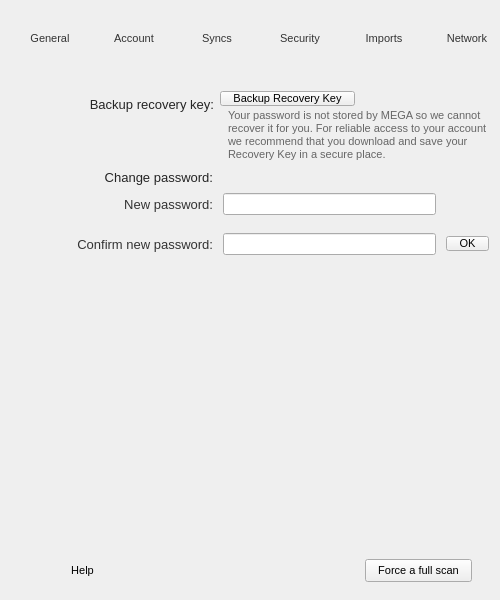
Qt form src/MEGASync/gui/win/SettingsDialog.ui (meganz/MEGAsync) before a commit.
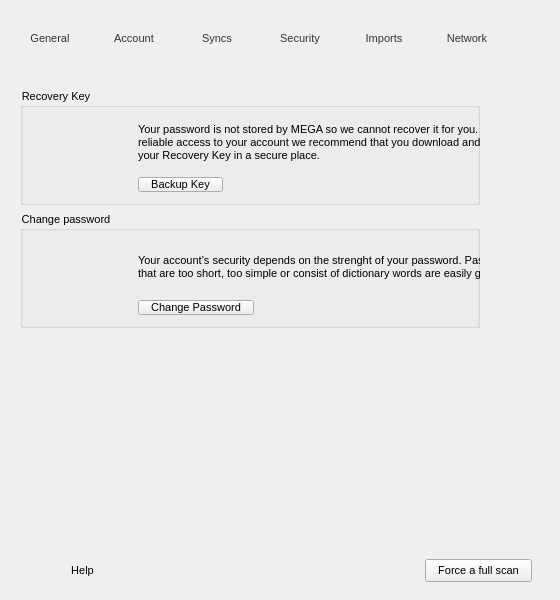
The same form after that commit. The open tabs and pages were chosen to show the change. Icons and pictures are not drawn. Custom widgets are drawn as their Qt base class.

Commit message: Settings Dialog: Security Tab: new design

```diff
--- a/src/MEGASync/gui/win/SettingsDialog.ui
+++ b/src/MEGASync/gui/win/SettingsDialog.ui
@@ -9,7 +9,7 @@
    <rect>
     <x>0</x>
     <y>0</y>
-    <width>500</width>
+    <width>560</width>
     <height>600</height>
    </rect>
   </property>
@@ -21,13 +21,13 @@
   </property>
   <property name="minimumSize">
    <size>
-    <width>500</width>
+    <width>560</width>
     <height>600</height>
    </size>
   </property>
   <property name="maximumSize">
    <size>
-    <width>500</width>
+    <width>560</width>
     <height>600</height>
    </size>
   </property>
@@ -151,8 +151,10 @@
 padding-bottom: 6px;
 }
 
-
-</string>
+#wStack QToolButton
+{
+   border: none;
+}</string>
   </property>
   <layout class="QGridLayout" name="gridLayout">
    <property name="leftMargin">
@@ -2327,440 +2329,189 @@
      </widget>
      <widget class="QWidget" name="pSecurity">
       <layout class="QVBoxLayout" name="verticalLayout_20">
+       <property name="spacing">
+        <number>6</number>
+       </property>
+       <property name="leftMargin">
+        <number>20</number>
+       </property>
+       <property name="topMargin">
+        <number>10</number>
+       </property>
+       <property name="rightMargin">
+        <number>20</number>
+       </property>
+       <property name="bottomMargin">
+        <number>10</number>
+       </property>
        <item>
-        <widget class="QWidget" name="gBackupKey" native="true">
-         <property name="sizePolicy">
-          <sizepolicy hsizetype="Preferred" vsizetype="Preferred">
-           <horstretch>0</horstretch>
-           <verstretch>0</verstretch>
-          </sizepolicy>
+        <widget class="QGroupBox" name="gRecoveryKey">
+         <property name="title">
+          <string>Recovery Key</string>
          </property>
-         <property name="focusPolicy">
-          <enum>Qt::NoFocus</enum>
-         </property>
-         <layout class="QHBoxLayout" name="horizontalLayout_31">
+         <layout class="QHBoxLayout" name="gRecoveryKeyLayout">
+          <property name="spacing">
+           <number>20</number>
+          </property>
           <property name="leftMargin">
-           <number>0</number>
+           <number>20</number>
           </property>
           <property name="topMargin">
-           <number>0</number>
+           <number>10</number>
           </property>
           <property name="rightMargin">
-           <number>0</number>
+           <number>20</number>
           </property>
           <property name="bottomMargin">
-           <number>0</number>
+           <number>10</number>
           </property>
           <item>
-           <widget class="QWidget" name="wLeftBackup" native="true">
-            <property name="sizePolicy">
-             <sizepolicy hsizetype="Preferred" vsizetype="Preferred">
-              <horstretch>0</horstretch>
-              <verstretch>0</verstretch>
-             </sizepolicy>
+           <widget class="QToolButton" name="tRecoveryKey">
+            <property name="text">
+             <string/>
             </property>
-            <property name="minimumSize">
-             <size>
-              <width>203</width>
-              <height>0</height>
-             </size>
+            <property name="icon">
+             <iconset resource="../Resources_win.qrc">
+              <normaloff>:/images/recovery_key.png</normaloff>:/images/recovery_key.png</iconset>
             </property>
-            <property name="maximumSize">
+            <property name="iconSize">
              <size>
-              <width>203</width>
-              <height>16777215</height>
+              <width>72</width>
+              <height>72</height>
              </size>
             </property>
-            <property name="layoutDirection">
-             <enum>Qt::LeftToRight</enum>
-            </property>
-            <layout class="QVBoxLayout" name="verticalLayout_22">
-             <property name="spacing">
-              <number>0</number>
-             </property>
-             <property name="leftMargin">
-              <number>0</number>
-             </property>
-             <property name="topMargin">
-              <number>0</number>
-             </property>
-             <property name="rightMargin">
-              <number>0</number>
-             </property>
-             <property name="bottomMargin">
-              <number>0</number>
-             </property>
-             <item>
-              <widget class="QLabel" name="lBackup">
-               <property name="sizePolicy">
-                <sizepolicy hsizetype="Preferred" vsizetype="Fixed">
-                 <horstretch>0</horstretch>
-                 <verstretch>0</verstretch>
-                </sizepolicy>
-               </property>
-               <property name="styleSheet">
-                <string notr="true"> color: rgba(0,0,0,0.85);
- font-family: &quot;SF Pro Text&quot;;
- font-size: 13px;
-
-</string>
-               </property>
-               <property name="text">
-                <string>Backup recovery key:</string>
-               </property>
-               <property name="alignment">
-                <set>Qt::AlignRight|Qt::AlignTrailing|Qt::AlignVCenter</set>
-               </property>
-              </widget>
-             </item>
-             <item>
-              <spacer name="verticalSpacer_6">
-               <property name="orientation">
-                <enum>Qt::Vertical</enum>
-               </property>
-               <property name="sizeType">
-                <enum>QSizePolicy::Preferred</enum>
-               </property>
-               <property name="sizeHint" stdset="0">
-                <size>
-                 <width>20</width>
-                 <height>40</height>
-                </size>
-               </property>
-              </spacer>
-             </item>
-            </layout>
            </widget>
           </item>
           <item>
-           <widget class="QWidget" name="wRightBackup" native="true">
-            <property name="sizePolicy">
-             <sizepolicy hsizetype="Preferred" vsizetype="Preferred">
-              <horstretch>0</horstretch>
-              <verstretch>0</verstretch>
-             </sizepolicy>
+           <layout class="QVBoxLayout" name="gRecoveryKeyRightLayout">
+            <property name="spacing">
+             <number>10</number>
             </property>
-            <layout class="QVBoxLayout" name="verticalLayout_23">
-             <property name="spacing">
-              <number>0</number>
-             </property>
-             <property name="leftMargin">
-              <number>0</number>
-             </property>
-             <property name="topMargin">
-              <number>0</number>
-             </property>
-             <property name="rightMargin">
-              <number>0</number>
-             </property>
-             <property name="bottomMargin">
-              <number>0</number>
-             </property>
-             <item>
-              <widget class="QWidget" name="wExportMasterKey" native="true">
-               <property name="sizePolicy">
-                <sizepolicy hsizetype="Preferred" vsizetype="Fixed">
-                 <horstretch>0</horstretch>
-                 <verstretch>0</verstretch>
-                </sizepolicy>
-               </property>
-               <layout class="QHBoxLayout" name="horizontalLayout_34">
-                <property name="leftMargin">
-                 <number>0</number>
-                </property>
-                <property name="topMargin">
-                 <number>0</number>
-                </property>
-                <property name="rightMargin">
-                 <number>0</number>
-                </property>
-                <property name="bottomMargin">
-                 <number>0</number>
-                </property>
-                <item>
-                 <widget class="QPushButton" name="bExportMasterKey_2">
-                  <property name="text">
-                   <string>Backup Recovery Key</string>
-                  </property>
-                 </widget>
-                </item>
-                <item>
-                 <spacer name="horizontalSpacer_14">
-                  <property name="orientation">
-                   <enum>Qt::Horizontal</enum>
-                  </property>
-                  <property name="sizeHint" stdset="0">
-                   <size>
-                    <width>202</width>
-                    <height>20</height>
-                   </size>
-                  </property>
-                 </spacer>
-                </item>
-               </layout>
-              </widget>
-             </item>
-             <item>
-              <widget class="QWidget" name="wBackupDesc" native="true">
-               <property name="sizePolicy">
-                <sizepolicy hsizetype="Preferred" vsizetype="Preferred">
-                 <horstretch>0</horstretch>
-                 <verstretch>0</verstretch>
-                </sizepolicy>
-               </property>
-               <layout class="QVBoxLayout" name="verticalLayout_25">
-                <property name="leftMargin">
-                 <number>8</number>
-                </property>
-                <property name="topMargin">
-                 <number>0</number>
-                </property>
-                <property name="rightMargin">
-                 <number>0</number>
-                </property>
-                <property name="bottomMargin">
-                 <number>0</number>
-                </property>
-                <item>
-                 <widget class="QLabel" name="lBackupDesc">
-                  <property name="styleSheet">
-                   <string notr="true"> color: #666666;
- font-family: &quot;SF Pro Text&quot;;
- font-size: 11px;
-
-</string>
-                  </property>
-                  <property name="text">
-                   <string>Your password is not stored by MEGA so we cannot recover it for you. For reliable access to your account we recommend that you download and save your Recovery Key in a secure place.</string>
-                  </property>
-                  <property name="wordWrap">
-                   <bool>true</bool>
-                  </property>
-                 </widget>
-                </item>
-               </layout>
-              </widget>
-             </item>
-            </layout>
-           </widget>
+            <item>
+             <widget class="QLabel" name="lRecoveryKey">
+              <property name="sizePolicy">
+               <sizepolicy hsizetype="Minimum" vsizetype="Preferred">
+                <horstretch>0</horstretch>
+                <verstretch>0</verstretch>
+               </sizepolicy>
+              </property>
+              <property name="minimumSize">
+               <size>
+                <width>388</width>
+                <height>0</height>
+               </size>
+              </property>
+              <property name="text">
+               <string>Your password is not stored by MEGA so we cannot recover it for you. For reliable access to your account we recommend that you download and save your Recovery Key in a secure place.</string>
+              </property>
+              <property name="wordWrap">
+               <bool>true</bool>
+              </property>
+             </widget>
+            </item>
+            <item>
+             <widget class="QPushButton" name="bExportMasterKey">
+              <property name="sizePolicy">
+               <sizepolicy hsizetype="Maximum" vsizetype="Fixed">
+                <horstretch>0</horstretch>
+                <verstretch>0</verstretch>
+               </sizepolicy>
+              </property>
+              <property name="text">
+               <string>Backup Key</string>
+              </property>
+              <property name="flat">
+               <bool>false</bool>
+              </property>
+             </widget>
+            </item>
+           </layout>
           </item>
          </layout>
         </widget>
        </item>
        <item>
-        <widget class="QWidget" name="gChangePassword" native="true">
-         <property name="sizePolicy">
-          <sizepolicy hsizetype="Preferred" vsizetype="Preferred">
-           <horstretch>0</horstretch>
-           <verstretch>0</verstretch>
-          </sizepolicy>
+        <widget class="QGroupBox" name="gChangePassword">
+         <property name="title">
+          <string>Change password</string>
          </property>
-         <layout class="QVBoxLayout" name="verticalLayout_24">
+         <property name="alignment">
+          <set>Qt::AlignBottom|Qt::AlignLeading|Qt::AlignLeft</set>
+         </property>
+         <property name="flat">
+          <bool>false</bool>
+         </property>
+         <layout class="QHBoxLayout" name="horizontalLayout_5">
+          <property name="spacing">
+           <number>20</number>
+          </property>
           <property name="leftMargin">
-           <number>0</number>
+           <number>20</number>
           </property>
           <property name="topMargin">
-           <number>0</number>
+           <number>10</number>
           </property>
           <property name="rightMargin">
-           <number>0</number>
+           <number>20</number>
           </property>
           <property name="bottomMargin">
-           <number>0</number>
+           <number>10</number>
           </property>
           <item>
-           <widget class="QWidget" name="wPassword" native="true">
-            <property name="minimumSize">
-             <size>
-              <width>0</width>
-              <height>0</height>
-             </size>
+           <widget class="QToolButton" name="tChangePassword">
+            <property name="text">
+             <string/>
             </property>
-            <property name="maximumSize">
+            <property name="icon">
+             <iconset resource="../Resources_win.qrc">
+              <normaloff>:/images/change_password.png</normaloff>:/images/change_password.png</iconset>
+            </property>
+            <property name="iconSize">
              <size>
-              <width>16777215</width>
-              <height>16777215</height>
+              <width>72</width>
+              <height>72</height>
              </size>
             </property>
-            <layout class="QHBoxLayout" name="horizontalLayout_35">
-             <property name="leftMargin">
-              <number>0</number>
-             </property>
-             <property name="topMargin">
-              <number>0</number>
-             </property>
-             <property name="rightMargin">
-              <number>0</number>
-             </property>
-             <property name="bottomMargin">
-              <number>0</number>
-             </property>
-             <item>
-              <widget class="QLabel" name="lChangePassword">
-               <property name="minimumSize">
-                <size>
-                 <width>202</width>
-                 <height>0</height>
-                </size>
-               </property>
-               <property name="maximumSize">
-                <size>
-                 <width>202</width>
-                 <height>16777215</height>
-                </size>
-               </property>
-               <property name="styleSheet">
-                <string notr="true">  color: rgba(0,0,0,0.85);
-  font-family: &quot;SF Pro Text&quot;;
-  font-size: 13px;</string>
-               </property>
-               <property name="text">
-                <string>Change password:</string>
-               </property>
-               <property name="alignment">
-                <set>Qt::AlignRight|Qt::AlignTrailing|Qt::AlignVCenter</set>
-               </property>
-               <property name="wordWrap">
-                <bool>true</bool>
-               </property>
-              </widget>
-             </item>
-             <item>
-              <spacer name="horizontalSpacer_15">
-               <property name="orientation">
-                <enum>Qt::Horizontal</enum>
-               </property>
-               <property name="sizeHint" stdset="0">
-                <size>
-                 <width>40</width>
-                 <height>20</height>
-                </size>
-               </property>
-              </spacer>
-             </item>
-            </layout>
            </widget>
           </item>
           <item>
-           <widget class="QWidget" name="wChangePassword" native="true">
-            <layout class="QGridLayout" name="gridLayout_3">
-             <property name="leftMargin">
-              <number>0</number>
-             </property>
-             <property name="topMargin">
-              <number>0</number>
-             </property>
-             <property name="rightMargin">
-              <number>0</number>
-             </property>
-             <property name="horizontalSpacing">
-              <number>10</number>
-             </property>
-             <property name="verticalSpacing">
-              <number>18</number>
-             </property>
-             <item row="1" column="1">
-              <widget class="QLineEdit" name="leConfirmPassword">
-               <property name="minimumSize">
-                <size>
-                 <width>0</width>
-                 <height>0</height>
-                </size>
-               </property>
-               <property name="maximumSize">
-                <size>
-                 <width>300</width>
-                 <height>16777215</height>
-                </size>
-               </property>
-              </widget>
-             </item>
-             <item row="1" column="0">
-              <widget class="QLabel" name="lConfirmPassword">
-               <property name="minimumSize">
-                <size>
-                 <width>202</width>
-                 <height>0</height>
-                </size>
-               </property>
-               <property name="maximumSize">
-                <size>
-                 <width>202</width>
-                 <height>16777215</height>
-                </size>
-               </property>
-               <property name="styleSheet">
-                <string notr="true">  color: #333333;
-  font-family: &quot;Source Sans Pro&quot;;
-  font-size: 13px;</string>
-               </property>
-               <property name="text">
-                <string>Confirm new password:</string>
-               </property>
-               <property name="alignment">
-                <set>Qt::AlignRight|Qt::AlignTrailing|Qt::AlignVCenter</set>
-               </property>
-               <property name="wordWrap">
-                <bool>true</bool>
-               </property>
-              </widget>
-             </item>
-             <item row="0" column="1">
-              <widget class="QLineEdit" name="leNewPassword">
-               <property name="minimumSize">
-                <size>
-                 <width>0</width>
-                 <height>0</height>
-                </size>
-               </property>
-               <property name="maximumSize">
-                <size>
-                 <width>300</width>
-                 <height>16777215</height>
-                </size>
-               </property>
-              </widget>
-             </item>
-             <item row="0" column="0">
-              <widget class="QLabel" name="lNewPassword">
-               <property name="minimumSize">
-                <size>
-                 <width>202</width>
-                 <height>0</height>
-                </size>
-               </property>
-               <property name="maximumSize">
-                <size>
-                 <width>202</width>
-                 <height>16777215</height>
-                </size>
-               </property>
-               <property name="styleSheet">
-                <string notr="true">  color: #333333;
-  font-family: &quot;Source Sans Pro&quot;;
-  font-size: 13px;
-</string>
-               </property>
-               <property name="text">
-                <string>New password:</string>
-               </property>
-               <property name="alignment">
-                <set>Qt::AlignRight|Qt::AlignTrailing|Qt::AlignVCenter</set>
-               </property>
-               <property name="wordWrap">
-                <bool>true</bool>
-               </property>
-              </widget>
-             </item>
-             <item row="1" column="2">
-              <widget class="QPushButton" name="bOkChangePassword">
-               <property name="text">
-                <string>OK</string>
-               </property>
-              </widget>
-             </item>
-            </layout>
-           </widget>
+           <layout class="QVBoxLayout" name="gChangePasswordRightLayout">
+            <item>
+             <widget class="QLabel" name="lChangePassword">
+              <property name="sizePolicy">
+               <sizepolicy hsizetype="Minimum" vsizetype="Preferred">
+                <horstretch>0</horstretch>
+                <verstretch>0</verstretch>
+               </sizepolicy>
+              </property>
+              <property name="minimumSize">
+               <size>
+                <width>388</width>
+                <height>0</height>
+               </size>
+              </property>
+              <property name="text">
+               <string>Your account’s security depends on the strenght of your password. Passwords that are too short, too simple or consist of dictionary words are easily guessed.</string>
+              </property>
+              <property name="wordWrap">
+               <bool>true</bool>
+              </property>
+             </widget>
+            </item>
+            <item>
+             <widget class="QPushButton" name="bChangePassword">
+              <property name="sizePolicy">
+               <sizepolicy hsizetype="Maximum" vsizetype="Fixed">
+                <horstretch>0</horstretch>
+                <verstretch>0</verstretch>
+               </sizepolicy>
+              </property>
+              <property name="text">
+               <string>Change Password</string>
+              </property>
+             </widget>
+            </item>
+           </layout>
           </item>
          </layout>
         </widget>
@@ -2773,7 +2524,7 @@
          <property name="sizeHint" stdset="0">
           <size>
            <width>20</width>
-           <height>254</height>
+           <height>40</height>
           </size>
          </property>
         </spacer>
```
Left out of the diff: 2 changed lines with no effect on the pictures. The commit also changes 9 other files.
